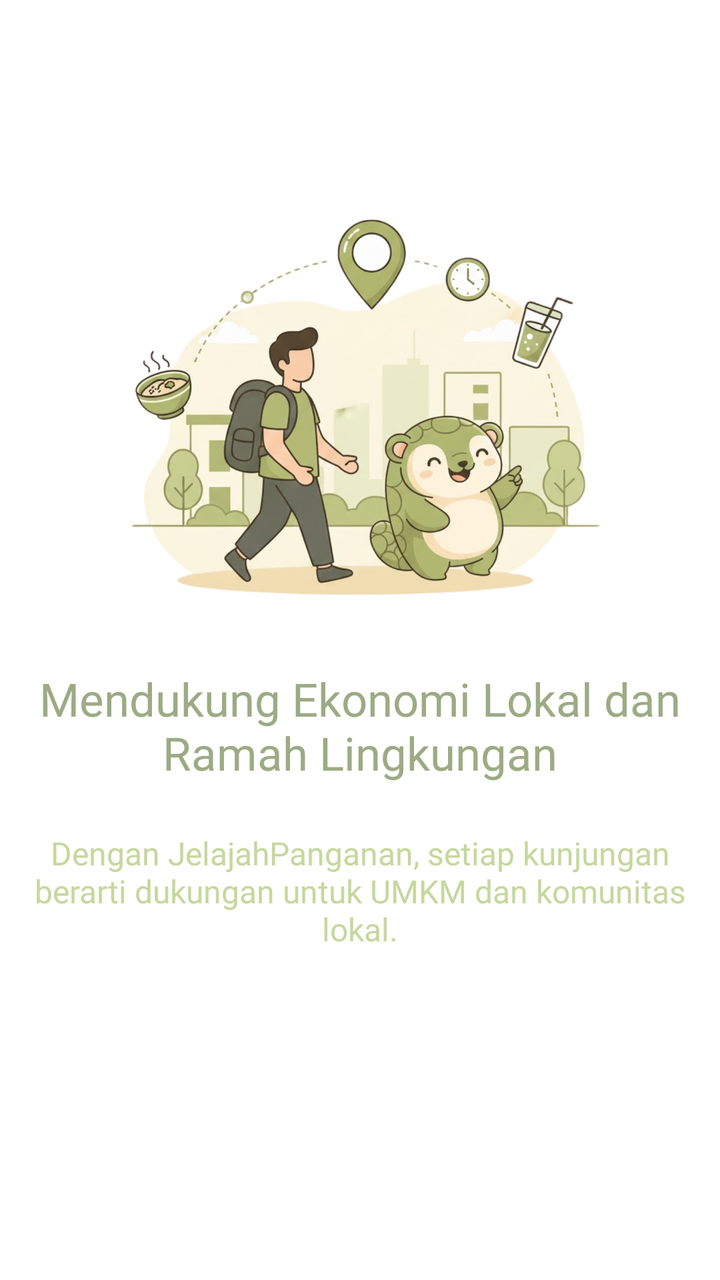
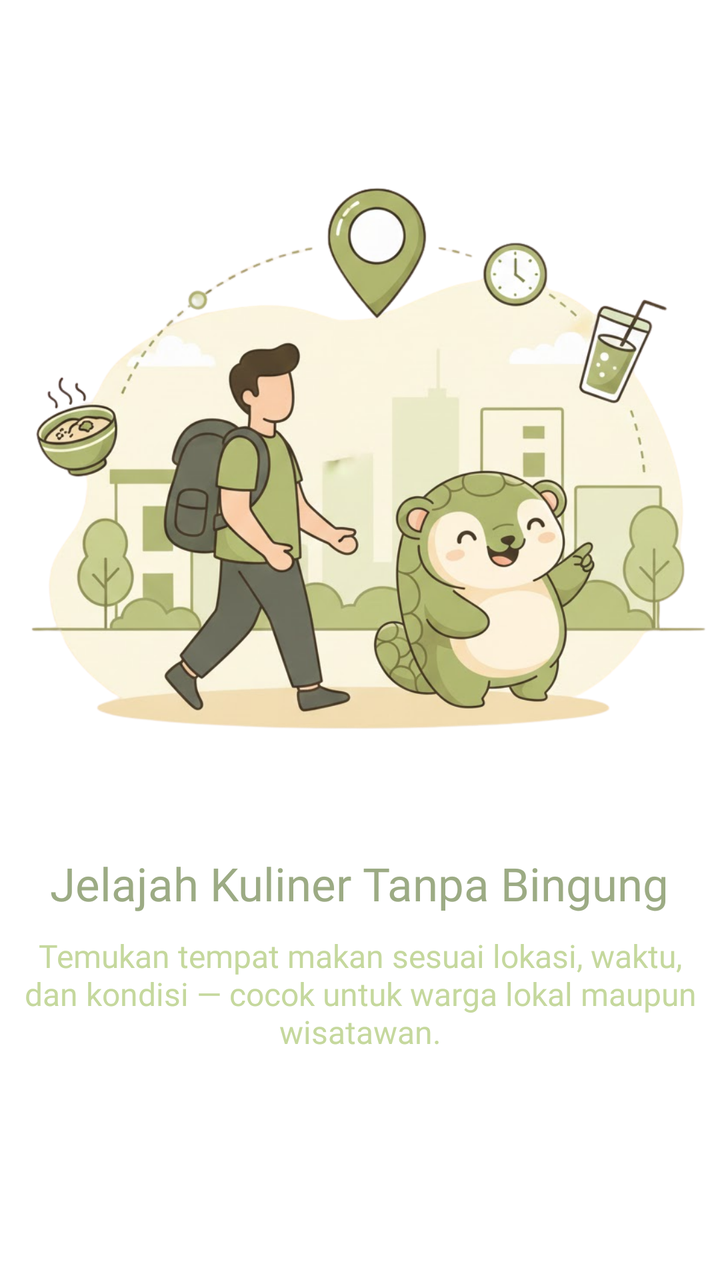

An Android layout rendered at two revisions. The XML below is the earlier revision; the diff shows what the commit changed to produce the second picture.
<!-- AndroidManifest.xml: application theme Theme.Rencangku -->
<!-- res/layout/onboarding_3.xml -->
<?xml version="1.0" encoding="utf-8"?>
<LinearLayout xmlns:android="http://schemas.android.com/apk/res/android"
    android:orientation="vertical"
    android:layout_width="match_parent"
    android:layout_height="match_parent"
    android:gravity="center"
    android:background="@android:color/white">

    <ImageView
        android:layout_width="250dp"
        android:layout_height="250dp"
        android:src="@drawable/gambar_onboarding3" />

    <TextView
        android:layout_width="wrap_content"
        android:layout_height="wrap_content"
        android:textColor="@color/primary"
        android:fontFamily="@font/poppins_semi_bold"
        android:text="@string/tittle_ob3"
        android:textSize="23sp"
        android:gravity="center" />
    <TextView
        android:layout_width="wrap_content"
        android:layout_height="108dp"
        android:layout_marginBottom="56dp"
        android:gravity="center"
        android:padding="10dp"
        android:fontFamily="@font/poppins_medium"
        android:text="@string/desc_ob3"
        android:textColor="@color/secondary"
        android:textSize="16sp" />

</LinearLayout>
<!-- resources referenced by this layout -->
<resources>
  <color name="primary">#9CAB84</color>
  <color name="secondary">#C5D89D</color>
  <!-- drawable gambar_onboarding3: png bitmap (drawable, 759129 bytes) -->
  <string name="desc_ob3">Dengan JelajahPanganan, setiap kunjungan berarti dukungan untuk UMKM dan komunitas lokal.</string>
  <string name="tittle_ob3">Mendukung Ekonomi Lokal dan Ramah Lingkungan</string>
  <style name="Theme.Rencangku" parent="Theme.Material3.DayNight.NoActionBar">
          
      </style>
</resources>

<!-- the commit's change to res/layout/onboarding_3.xml (unified diff, before → after) -->
@@ -7,8 +7,8 @@
     android:background="@android:color/white">
 
     <ImageView
-        android:layout_width="250dp"
-        android:layout_height="250dp"
+        android:layout_width="match_parent"
+        android:layout_height="379dp"
         android:src="@drawable/gambar_onboarding3" />
 
     <TextView
@@ -21,7 +21,7 @@
         android:gravity="center" />
     <TextView
         android:layout_width="wrap_content"
-        android:layout_height="108dp"
+        android:layout_height="wrap_content"
         android:layout_marginBottom="56dp"
         android:gravity="center"
         android:padding="10dp"
<!-- resource entries referenced after the edit -->
@@ -3,8 +3,8 @@
   <color name="primary">#9CAB84</color>
   <color name="secondary">#C5D89D</color>
   <!-- drawable gambar_onboarding3: png bitmap (drawable, 759129 bytes) -->
-  <string name="desc_ob3">Dengan JelajahPanganan, setiap kunjungan berarti dukungan untuk UMKM dan komunitas lokal.</string>
-  <string name="tittle_ob3">Mendukung Ekonomi Lokal dan Ramah Lingkungan</string>
+  <string name="desc_ob3">Temukan tempat makan sesuai lokasi, waktu, dan kondisi — cocok untuk warga lokal maupun wisatawan.</string>
+  <string name="tittle_ob3">Jelajah Kuliner Tanpa Bingung</string>
   <style name="Theme.Rencangku" parent="Theme.Material3.DayNight.NoActionBar">
           
       </style>
